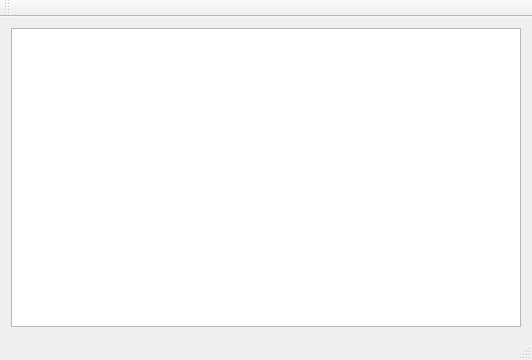
zzu-andrew/QT_examples, file qt_dragdrop/mainwindow.ui: the form before one commit.
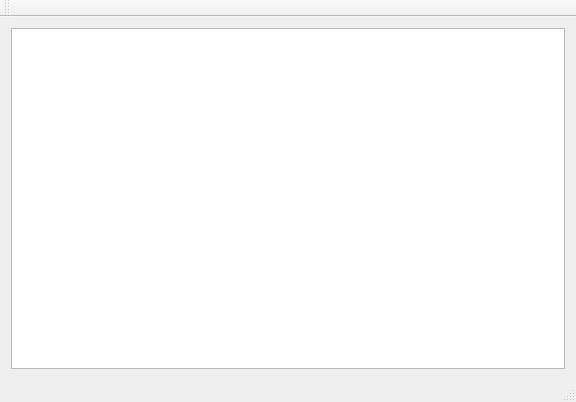
The form after the commit.

What changed in the file:
```diff
--- a/qt_dragdrop/mainwindow.ui
+++ b/qt_dragdrop/mainwindow.ui
@@ -6,8 +6,8 @@
    <rect>
     <x>0</x>
     <y>0</y>
-    <width>532</width>
-    <height>360</height>
+    <width>576</width>
+    <height>402</height>
    </rect>
   </property>
   <property name="acceptDrops">
```
Left out of the diff: 4 changed lines with no effect on the pictures.
